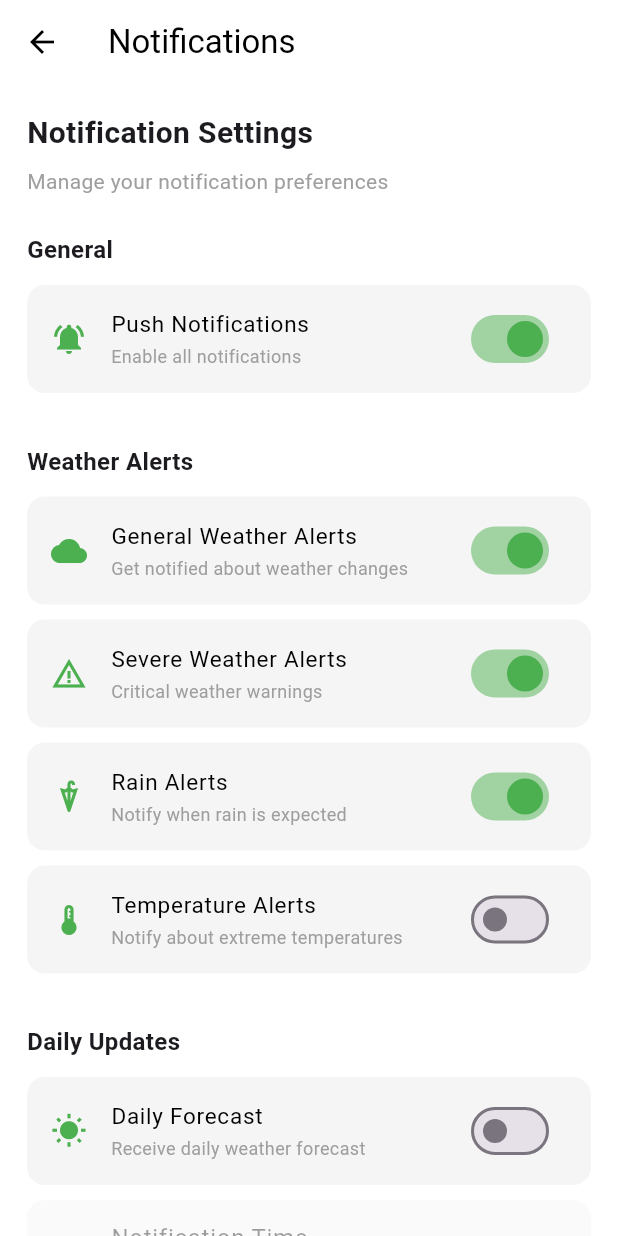
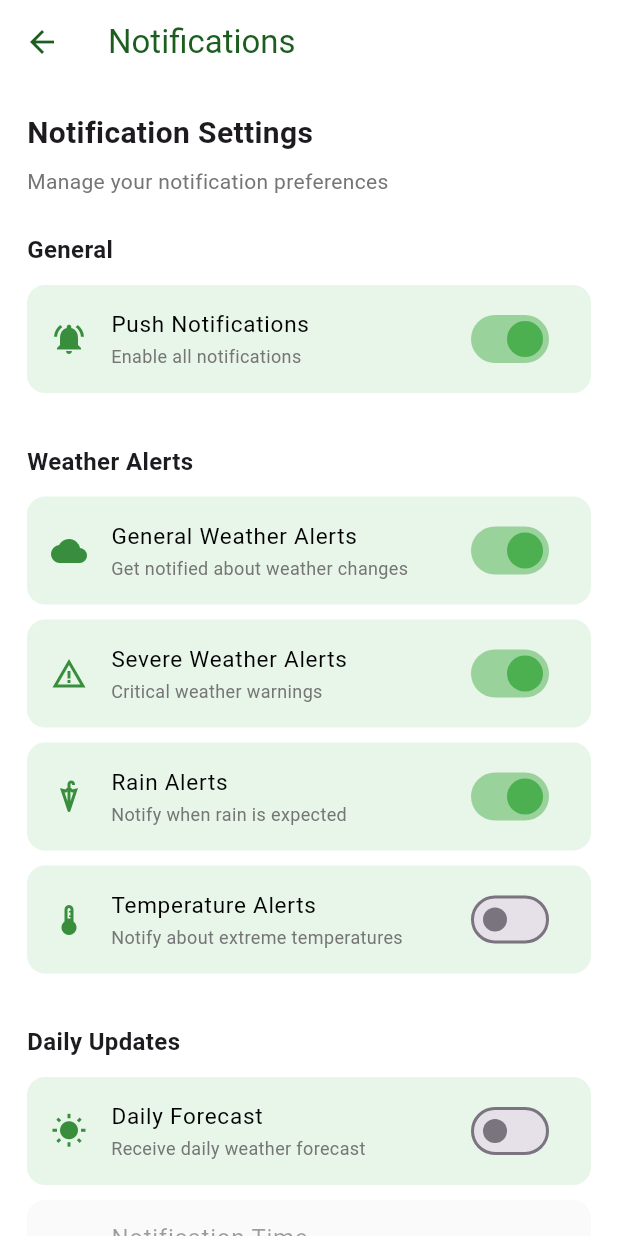
Before and after one commit to LycaApostol/Green_Route, a Flutter app: the screen it shows once a user with an empty profile is signed in, item 5 of the bottom bar chosen, after a tap on "Notifications", on a phone screen of 412 x 824 dp. Run offline on Flutter 3.47's test engine with Material 3 defaults, Android fonts, the phone set to English and light mode, and no system bars; our stand-ins replace cloud_firestore, firebase_auth, firebase_core, flutter_compass, geolocator, google_maps_flutter and 1 more; missing offline and left inert: flutter_facebook_auth, flutter_polyline_points; accounts and stored records are empty.

Commit message:
improving the color palette

```diff
--- a/lib/screens/account_screen.dart
+++ b/lib/screens/account_screen.dart
@@ -45,7 +45,7 @@ class AccountScreen extends StatelessWidget {
       appBar: AppBar(
         title: const Text('Account'),
         backgroundColor: Colors.white,
-        foregroundColor: Colors.black,
+        foregroundColor: Colors.green[900],
         elevation: 0,
       ),
       body: SafeArea(
@@ -59,7 +59,7 @@ class AccountScreen extends StatelessWidget {
                 width: double.infinity,
                 padding: const EdgeInsets.all(16),
                 decoration: BoxDecoration(
-                  color: const Color(0xFFD6F5E3),
+                  color: Colors.green[100],
                   borderRadius: BorderRadius.circular(16),
                 ),
                 child: Row(
@@ -85,9 +85,9 @@ class AccountScreen extends StatelessWidget {
                         const SizedBox(height: 4),
                         Text(
                           email,
-                          style: const TextStyle(
+                          style: TextStyle(
                             fontSize: 13,
-                            color: Colors.grey,
+                            color: Colors.grey[600],
                           ),
                         ),
                       ],
@@ -209,13 +209,13 @@ class AccountScreen extends StatelessWidget {
     return Container(
       margin: const EdgeInsets.only(bottom: 10),
       decoration: BoxDecoration(
-        color: Colors.grey[100],
+        color: Colors.green[50],
         borderRadius: BorderRadius.circular(12),
       ),
       child: ListTile(
-        leading: Icon(icon, color: Colors.green),
+        leading: Icon(icon, color: Colors.green[700]),
         title: Text(title, style: const TextStyle(fontSize: 15)),
-        trailing: Icon(trailing, color: Colors.grey),
+        trailing: Icon(trailing, color: Colors.grey[600]),
         onTap: onTap,
       ),
     );
--- a/lib/screens/settings_notifications.dart
+++ b/lib/screens/settings_notifications.dart
@@ -70,7 +70,13 @@ class _NotificationsSettingsState extends State<NotificationsSettings> {
   Widget build(BuildContext context) {
     if (_isLoading) {
       return Scaffold(
-        appBar: AppBar(title: const Text('Notifications')),
+        backgroundColor: Colors.white,
+        appBar: AppBar(
+          title: const Text('Notifications'),
+          backgroundColor: Colors.white,
+          foregroundColor: Colors.green[900],
+          elevation: 0,
+        ),
         body: const Center(child: CircularProgressIndicator()),
       );
     }
@@ -80,7 +86,7 @@ class _NotificationsSettingsState extends State<NotificationsSettings> {
       appBar: AppBar(
         title: const Text('Notifications'),
         backgroundColor: Colors.white,
-        foregroundColor: Colors.black,
+        foregroundColor: Colors.green[900],
         elevation: 0,
       ),
       body: SafeArea(
@@ -95,11 +101,11 @@ class _NotificationsSettingsState extends State<NotificationsSettings> {
               ),
             ),
             const SizedBox(height: 8),
-            const Text(
+            Text(
               'Manage your notification preferences',
               style: TextStyle(
                 fontSize: 14,
-                color: Colors.grey,
+                color: Colors.grey[600],
               ),
             ),
             const SizedBox(height: 24),
@@ -204,7 +210,7 @@ class _NotificationsSettingsState extends State<NotificationsSettings> {
                   margin: const EdgeInsets.only(bottom: 10),
                   decoration: BoxDecoration(
                     color: _dailyForecast && _pushNotifications
-                        ? Colors.grey[100]
+                        ? Colors.green[50]
                         : Colors.grey[50],
                     borderRadius: BorderRadius.circular(12),
                   ),
@@ -213,7 +219,7 @@ class _NotificationsSettingsState extends State<NotificationsSettings> {
                     leading: Icon(
                       Icons.access_time,
                       color: _dailyForecast && _pushNotifications
-                          ? Colors.green
+                          ? Colors.green[700]
                           : Colors.grey,
                     ),
                     title: const Text('Notification Time'),
@@ -221,7 +227,7 @@ class _NotificationsSettingsState extends State<NotificationsSettings> {
                     trailing: Icon(
                       Icons.chevron_right,
                       color: _dailyForecast && _pushNotifications
-                          ? Colors.grey
+                          ? Colors.grey[600]
                           : Colors.grey[300],
                     ),
                     onTap: _dailyForecast && _pushNotifications
@@ -251,7 +257,7 @@ class _NotificationsSettingsState extends State<NotificationsSettings> {
                 icon: const Icon(Icons.notifications_outlined),
                 label: const Text('Send Test Notification'),
                 style: OutlinedButton.styleFrom(
-                  foregroundColor: Colors.green,
+                  foregroundColor: Colors.green[700],
                   padding: const EdgeInsets.symmetric(vertical: 16),
                   shape: RoundedRectangleBorder(
                     borderRadius: BorderRadius.circular(12),
@@ -299,13 +305,13 @@ class _NotificationsSettingsState extends State<NotificationsSettings> {
     return Container(
       margin: const EdgeInsets.only(bottom: 10),
       decoration: BoxDecoration(
-        color: enabled ? Colors.grey[100] : Colors.grey[50],
+        color: enabled ? Colors.green[50] : Colors.grey[50],
         borderRadius: BorderRadius.circular(12),
       ),
       child: SwitchListTile(
         secondary: Icon(
           icon,
-          color: enabled ? Colors.green : Colors.grey,
+          color: enabled ? Colors.green[700] : Colors.grey,
         ),
         title: Text(
           title,
@@ -318,7 +324,7 @@ class _NotificationsSettingsState extends State<NotificationsSettings> {
           subtitle,
           style: TextStyle(
             fontSize: 12,
-            color: enabled ? Colors.grey : Colors.grey[400],
+            color: enabled ? Colors.grey[600] : Colors.grey[400],
           ),
         ),
         value: value,
```
Also changed, not shown: lib/screens/route_list_screen.dart (+28 -45 lines).
